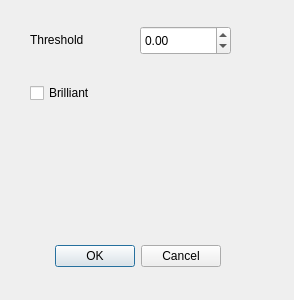
Before: the Qt Designer form formndvisettings.ui in JairoSalazarV/QtHypCam, drawn with Qt 5.
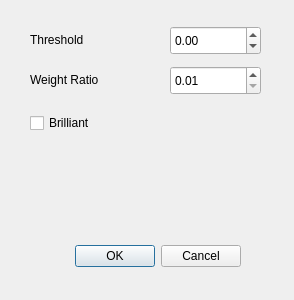
After: the same form once the commit is applied.

```diff
--- a/formndvisettings.ui
+++ b/formndvisettings.ui
@@ -16,7 +16,7 @@
   <widget class="QDialogButtonBox" name="buttonBox">
    <property name="geometry">
     <rect>
-     <x>30</x>
+     <x>50</x>
      <y>240</y>
      <width>191</width>
      <height>32</height>
@@ -45,7 +45,7 @@
   <widget class="QDoubleSpinBox" name="spinBoxThreshold">
    <property name="geometry">
     <rect>
-     <x>140</x>
+     <x>170</x>
      <y>26</y>
      <width>91</width>
      <height>29</height>
@@ -62,7 +62,7 @@
    <property name="geometry">
     <rect>
      <x>30</x>
-     <y>80</y>
+     <y>110</y>
      <width>141</width>
      <height>26</height>
     </rect>
@@ -71,6 +71,51 @@
     <string>Brilliant</string>
    </property>
   </widget>
+  <widget class="QDoubleSpinBox" name="spinBoxWeightRatio">
+   <property name="geometry">
+    <rect>
+     <x>170</x>
+     <y>66</y>
+     <width>91</width>
+     <height>29</height>
+    </rect>
+   </property>
+   <property name="minimum">
+    <double>0.010000000000000</double>
+   </property>
+   <property name="maximum">
+    <double>100.000000000000000</double>
+   </property>
+  </widget>
+  <widget class="QLabel" name="label_2">
+   <property name="geometry">
+    <rect>
+     <x>30</x>
+     <y>70</y>
+     <width>131</width>
+     <height>20</height>
+    </rect>
+   </property>
+   <property name="text">
+    <string>Weight Ratio</string>
+   </property>
+  </widget>
+  <widget class="QDoubleSpinBox" name="spinBoxThreshold_2">
+   <property name="geometry">
+    <rect>
+     <x>300</x>
+     <y>240</y>
+     <width>91</width>
+     <height>29</height>
+    </rect>
+   </property>
+   <property name="minimum">
+    <double>-1.000000000000000</double>
+   </property>
+   <property name="maximum">
+    <double>1.000000000000000</double>
+   </property>
+  </widget>
  </widget>
  <resources/>
  <connections>
```
